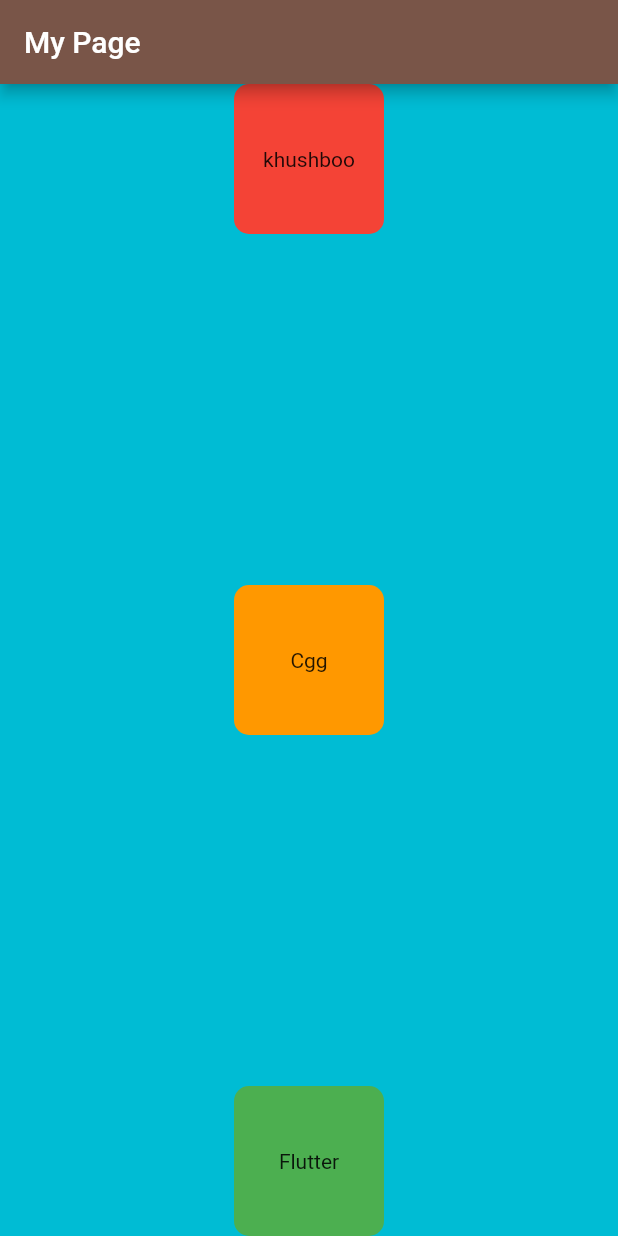
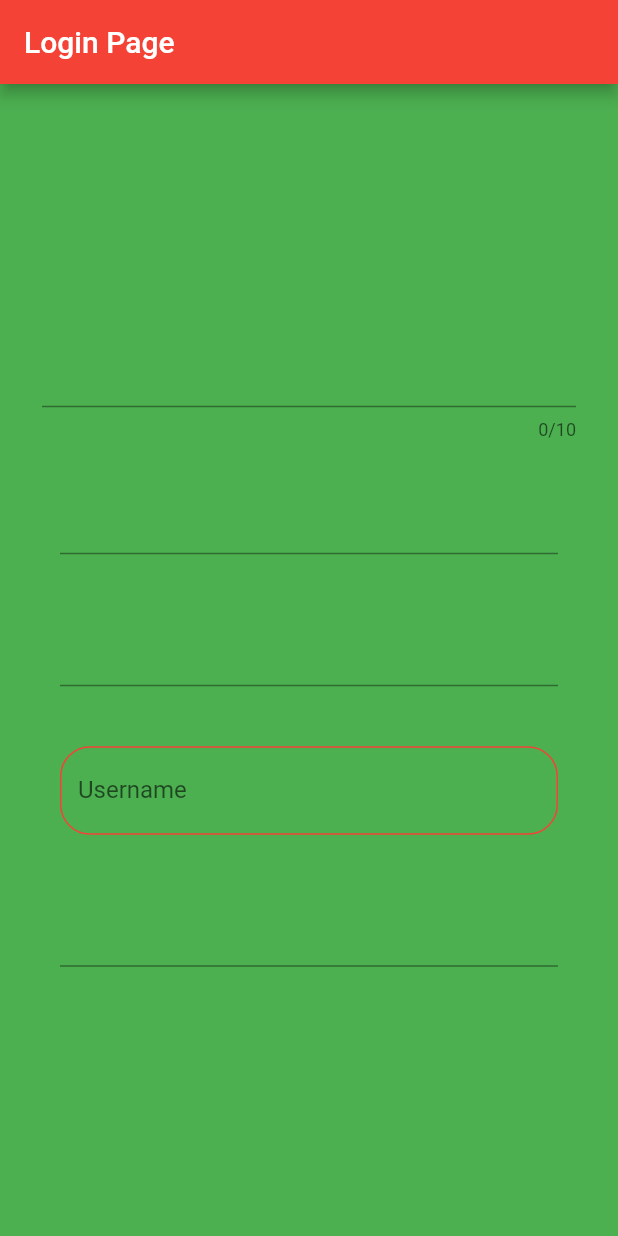
Before and after one commit to khushu20/flutter_app, a Flutter app: the screen it shows after launch, on a phone screen of 412 x 824 dp. Run offline on Flutter 3.47's test engine with Material 2 defaults, Android fonts, the phone set to English and light mode, and no system bars.

```diff
--- a/analysis_options.yaml
+++ b/analysis_options.yaml
@@ -7,7 +7,7 @@
 
 # The following line activates a set of recommended lints for Flutter apps,
 # packages, and plugins designed to encourage good coding practices.
-include: package:flutter_lints/flutter.yaml
+//include: package:flutter_lints/flutter.yaml
 
 linter:
   # The lint rules applied to this project can be customized in the
--- /dev/null
+++ b/lib/login_page.dart
@@ -0,0 +1,67 @@
+import 'package:flutter/cupertino.dart';
+import 'package:flutter/material.dart';
+
+class LoginPage extends StatefulWidget {
+  const LoginPage({super.key});
+
+  @override
+  State<LoginPage> createState() => _MyWidgetState();
+}
+
+class _MyWidgetState extends State<LoginPage> {
+  @override
+  Widget build(BuildContext context) {
+    return Scaffold(
+      backgroundColor: Colors.green,
+      appBar: AppBar(
+        title: Text("Login Page"),
+        backgroundColor: Colors.red,
+      ),
+      body: Padding(
+        padding: const EdgeInsets.all(20.0),
+        child: Column(mainAxisAlignment: MainAxisAlignment.center, children: [
+          Padding(
+            padding: const EdgeInsets.all(8.0),
+            child: TextField(
+              maxLength: 10,
+              cursorColor: Colors.red,
+            ),
+          ),
+          Padding(
+            padding: const EdgeInsets.all(20.0),
+            child: TextField(
+              keyboardType: TextInputType.number,
+            ),
+          ),
+          Padding(
+            padding: const EdgeInsets.all(20.0),
+            child: TextField(
+              maxLines: null,
+            ),
+          ),
+
+           Padding(
+             padding: const EdgeInsets.all(20.0),
+             child: TextField(
+
+                decoration: InputDecoration(
+              labelText: "Username",
+              enabledBorder: OutlineInputBorder(
+                  borderSide: BorderSide(width: 1, color: Colors.red),borderRadius: BorderRadius.circular(20.0)),
+                   focusedBorder: OutlineInputBorder(
+                  borderSide: BorderSide(width: 1, color: Colors.red),borderRadius: BorderRadius.circular(20.0)),
+
+          )),
+           ),
+          Padding(
+            padding: const EdgeInsets.all(20.0),
+            child: TextField(
+              obscureText: true,
+            ),
+          ),
+
+        ]),
+      ),
+    );
+  }
+}
```
Also changed, not shown: lib/main.dart (+36 -9 lines).
